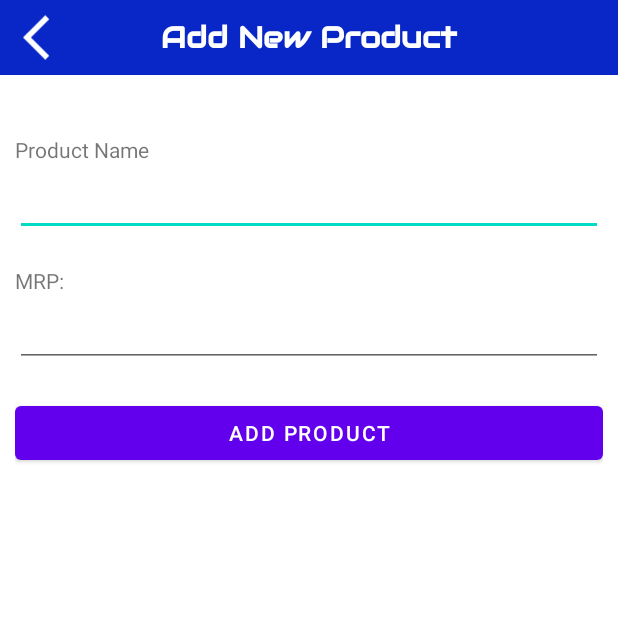
After one commit to vishalkh100/CaptainHere, an Android app: the AddProductActivity screen opened directly, with no data from a screen before it, on a phone screen of 412 x 824 dp, the top half of it. The commit adds this screen. Run offline under Robolectric (Android 15) with nearby library versions, the phone set to English and light mode, and no system bars.

Commit message:
Add Product Partial

```diff
--- a/app/src/main/AndroidManifest.xml
+++ b/app/src/main/AndroidManifest.xml
@@ -14,6 +14,9 @@
         android:theme="@style/Theme.CaptainHere"
         tools:targetApi="31">
         <activity
+            android:name=".AddProductActivity"
+            android:exported="false" />
+        <activity
             android:name=".AddTableActivity"
             android:exported="false" />
         <activity
--- /dev/null
+++ b/app/src/main/java/com/example/captainhere/AddProductActivity.java
@@ -0,0 +1,14 @@
+package com.example.captainhere;
+
+import androidx.appcompat.app.AppCompatActivity;
+
+import android.os.Bundle;
+
+public class AddProductActivity extends AppCompatActivity {
+
+    @Override
+    protected void onCreate(Bundle savedInstanceState) {
+        super.onCreate(savedInstanceState);
+        setContentView(R.layout.activity_add_product);
+    }
+}
--- /dev/null
+++ b/app/src/main/res/layout/activity_add_product.xml
@@ -0,0 +1,117 @@
+<?xml version="1.0" encoding="utf-8"?>
+<androidx.constraintlayout.widget.ConstraintLayout xmlns:android="http://schemas.android.com/apk/res/android"
+    xmlns:app="http://schemas.android.com/apk/res-auto"
+    xmlns:tools="http://schemas.android.com/tools"
+    android:layout_width="match_parent"
+    android:layout_height="match_parent"
+    tools:context=".AddProductActivity">
+
+    <LinearLayout
+        android:id="@+id/parentLayout"
+        android:layout_width="match_parent"
+        android:layout_height="match_parent"
+        android:orientation="vertical">
+
+        <LinearLayout
+            android:id="@+id/topBarLayout"
+            android:layout_width="match_parent"
+            android:layout_height="50dp"
+            android:background="#0827C6"
+            android:orientation="horizontal">
+
+            <ImageView
+                android:id="@+id/backImg"
+                android:layout_width="0dp"
+                android:layout_height="50dp"
+                android:layout_weight="1"
+                android:paddingStart="15dp"
+                app:srcCompat="@drawable/ic_baseline_arrow_back_ios_24" />
+
+            <TextView
+                android:id="@+id/titleHeading"
+                android:layout_width="0dp"
+                android:layout_height="50dp"
+                android:layout_weight="6"
+                android:fontFamily="@font/audiowide"
+                android:gravity="center|center_horizontal|center_vertical"
+                android:shadowColor="@color/black"
+                android:text="@string/add_product_title"
+                android:textAppearance="@style/TextAppearance.AppCompat.Medium"
+                android:textColor="@color/white"
+                android:textSize="20sp"
+                android:textStyle="bold" />
+
+            <ImageView
+                android:id="@+id/addButton"
+                android:layout_width="0dp"
+                android:layout_height="50dp"
+                android:layout_weight="1" />
+
+        </LinearLayout>
+
+        <LinearLayout
+            android:id="@+id/bodyLayout"
+            android:layout_width="match_parent"
+            android:layout_height="match_parent"
+            android:orientation="vertical">
+
+            <LinearLayout
+                android:id="@+id/tableNameContainer"
+                android:layout_width="match_parent"
+                android:layout_height="wrap_content"
+                android:layout_marginTop="30dp"
+                android:orientation="vertical"
+                android:padding="10dp">
+
+                <TextView
+                    android:id="@+id/textView4"
+                    android:layout_width="match_parent"
+                    android:layout_height="wrap_content"
+                    android:text="Product Name" />
+
+                <EditText
+                    android:id="@+id/editTextTableName"
+                    android:layout_width="match_parent"
+                    android:layout_height="48dp"
+                    android:ems="10"
+                    android:inputType="textPersonName" />
+            </LinearLayout>
+
+            <LinearLayout
+                android:id="@+id/billContainer"
+                android:layout_width="match_parent"
+                android:layout_height="wrap_content"
+                android:orientation="vertical"
+                android:padding="10dp">
+
+                <TextView
+                    android:id="@+id/textView5"
+                    android:layout_width="match_parent"
+                    android:layout_height="wrap_content"
+                    android:text="MRP:" />
+
+                <EditText
+                    android:id="@+id/editTextBillAmount"
+                    android:layout_width="match_parent"
+                    android:layout_height="48dp"
+                    android:ems="10"
+                    android:inputType="textPersonName"
+                    android:minHeight="48dp" />
+            </LinearLayout>
+
+            <LinearLayout
+                android:id="@+id/addTableButtonContainer"
+                android:layout_width="match_parent"
+                android:layout_height="wrap_content"
+                android:orientation="vertical"
+                android:padding="10dp">
+
+                <Button
+                    android:id="@+id/addTableButton"
+                    android:layout_width="match_parent"
+                    android:layout_height="48dp"
+                    android:text="ADD PRODUCT" />
+            </LinearLayout>
+        </LinearLayout>
+    </LinearLayout>
+</androidx.constraintlayout.widget.ConstraintLayout>
--- a/app/src/main/res/values/strings.xml
+++ b/app/src/main/res/values/strings.xml
@@ -2,4 +2,5 @@
     <string name="app_name">CaptainHere</string>
     <string name="table_screen_title">View Tables</string>
     <string name="add_table_title">Add New Table</string>
+    <string name="add_product_title">Add New Product</string>
 </resources>
```
Also changed, not shown: app/src/main/java/com/example/captainhere/MainActivity.java (+11 -2 lines), app/src/main/res/layout/item_product.xml (added, +58 -0 lines).
